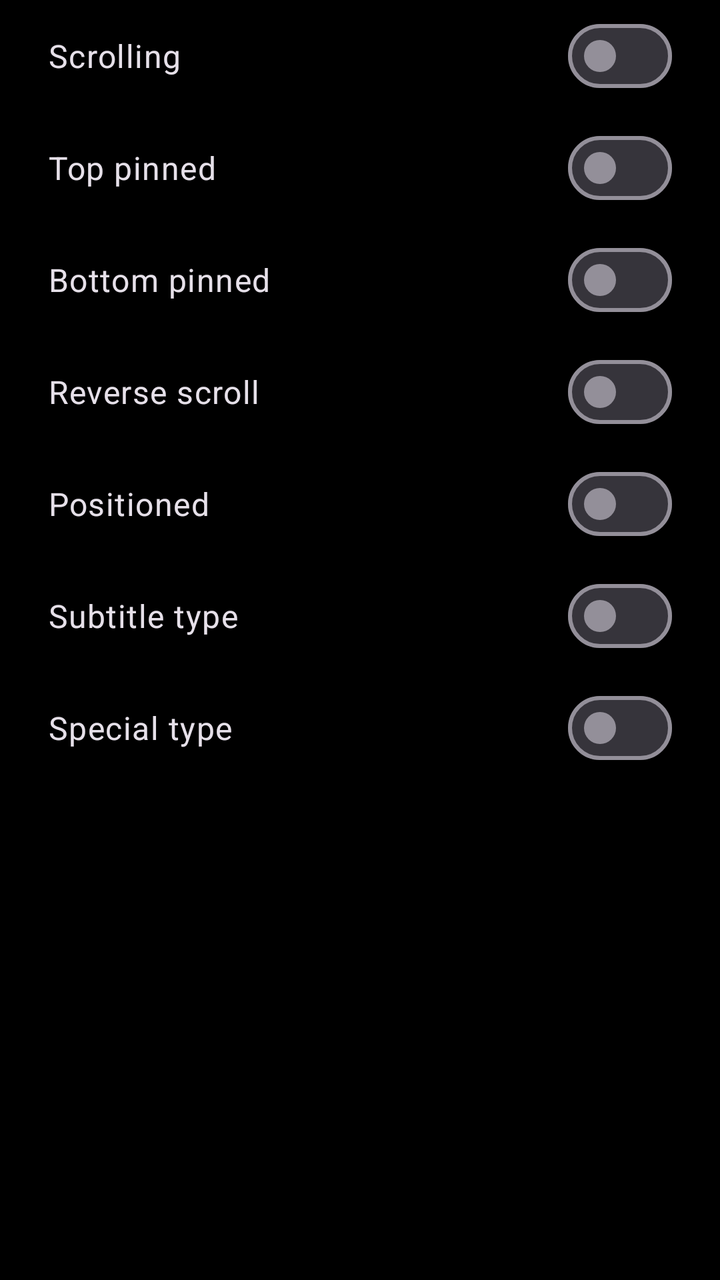
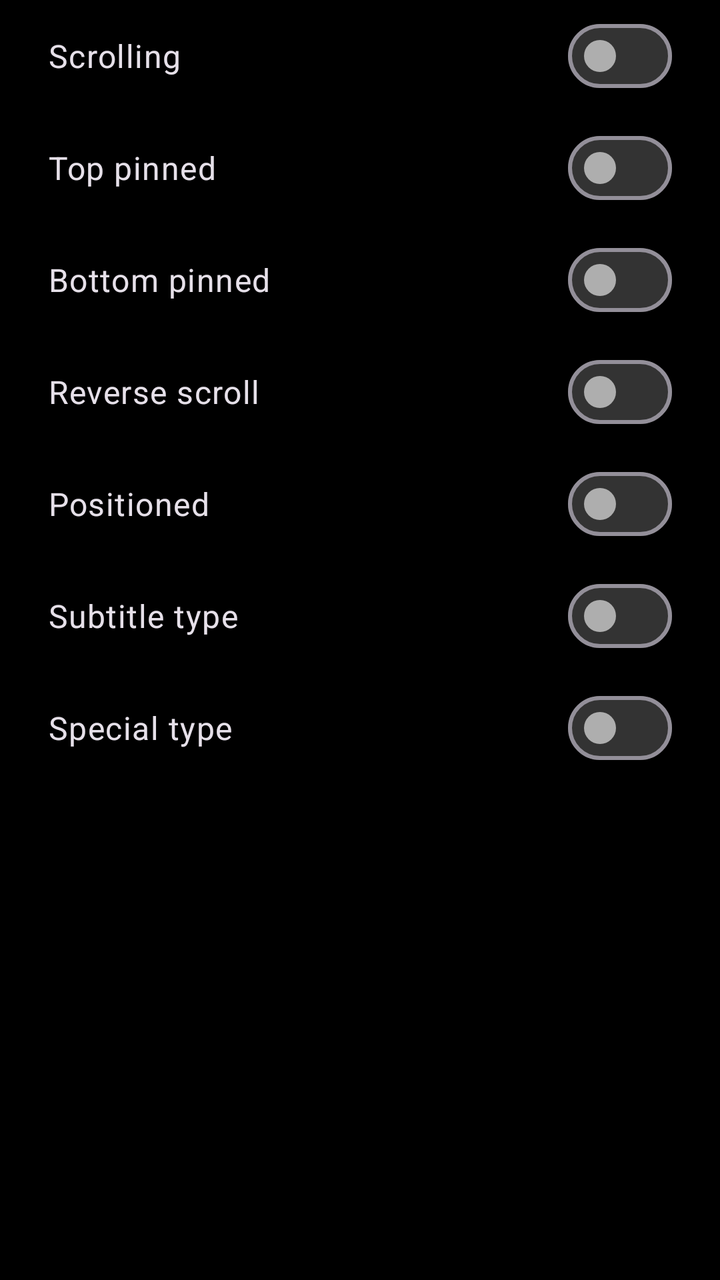

An Android layout rendered at two revisions. The XML below is the earlier revision; the diff shows what the commit changed to produce the second picture.
<!-- AndroidManifest.xml: application theme Theme.App -->
<!-- res/layout/view_danmaku_display.xml -->
<?xml version="1.0" encoding="utf-8"?>
<androidx.appcompat.widget.LinearLayoutCompat xmlns:android="http://schemas.android.com/apk/res/android"
    android:layout_width="match_parent"
    android:layout_height="wrap_content"
    android:orientation="vertical">

    <androidx.appcompat.widget.LinearLayoutCompat
        android:layout_width="match_parent"
        android:layout_height="wrap_content"
        android:gravity="center_vertical"
        android:orientation="horizontal"
        android:paddingHorizontal="24dp"
        android:paddingVertical="4dp">

        <com.google.android.material.textview.MaterialTextView
            android:layout_width="0dp"
            android:layout_height="wrap_content"
            android:layout_weight="1"
            android:text="@string/danmaku_show_scroll"
            android:textAppearance="?attr/textAppearanceBodyLarge" />

        <com.google.android.material.materialswitch.MaterialSwitch
            android:id="@+id/showScrollSwitch"
            android:layout_width="wrap_content"
            android:layout_height="wrap_content" />

    </androidx.appcompat.widget.LinearLayoutCompat>

    <androidx.appcompat.widget.LinearLayoutCompat
        android:layout_width="match_parent"
        android:layout_height="wrap_content"
        android:gravity="center_vertical"
        android:orientation="horizontal"
        android:paddingHorizontal="24dp"
        android:paddingVertical="4dp">

        <com.google.android.material.textview.MaterialTextView
            android:layout_width="0dp"
            android:layout_height="wrap_content"
            android:layout_weight="1"
            android:text="@string/danmaku_show_top"
            android:textAppearance="?attr/textAppearanceBodyLarge" />

        <com.google.android.material.materialswitch.MaterialSwitch
            android:id="@+id/showTopSwitch"
            android:layout_width="wrap_content"
            android:layout_height="wrap_content" />

    </androidx.appcompat.widget.LinearLayoutCompat>

    <androidx.appcompat.widget.LinearLayoutCompat
        android:layout_width="match_parent"
        android:layout_height="wrap_content"
        android:gravity="center_vertical"
        android:orientation="horizontal"
        android:paddingHorizontal="24dp"
        android:paddingVertical="4dp">

        <com.google.android.material.textview.MaterialTextView
            android:layout_width="0dp"
            android:layout_height="wrap_content"
            android:layout_weight="1"
            android:text="@string/danmaku_show_bottom"
            android:textAppearance="?attr/textAppearanceBodyLarge" />

        <com.google.android.material.materialswitch.MaterialSwitch
            android:id="@+id/showBottomSwitch"
            android:layout_width="wrap_content"
            android:layout_height="wrap_content" />

    </androidx.appcompat.widget.LinearLayoutCompat>

    <androidx.appcompat.widget.LinearLayoutCompat
        android:layout_width="match_parent"
        android:layout_height="wrap_content"
        android:gravity="center_vertical"
        android:orientation="horizontal"
        android:paddingHorizontal="24dp"
        android:paddingVertical="4dp">

        <com.google.android.material.textview.MaterialTextView
            android:layout_width="0dp"
            android:layout_height="wrap_content"
            android:layout_weight="1"
            android:text="@string/danmaku_show_reverse"
            android:textAppearance="?attr/textAppearanceBodyLarge" />

        <com.google.android.material.materialswitch.MaterialSwitch
            android:id="@+id/showReverseSwitch"
            android:layout_width="wrap_content"
            android:layout_height="wrap_content" />

    </androidx.appcompat.widget.LinearLayoutCompat>

    <androidx.appcompat.widget.LinearLayoutCompat
        android:layout_width="match_parent"
        android:layout_height="wrap_content"
        android:gravity="center_vertical"
        android:orientation="horizontal"
        android:paddingHorizontal="24dp"
        android:paddingVertical="4dp">

        <com.google.android.material.textview.MaterialTextView
            android:layout_width="0dp"
            android:layout_height="wrap_content"
            android:layout_weight="1"
            android:text="@string/danmaku_show_positioned"
            android:textAppearance="?attr/textAppearanceBodyLarge" />

        <com.google.android.material.materialswitch.MaterialSwitch
            android:id="@+id/showPositionedSwitch"
            android:layout_width="wrap_content"
            android:layout_height="wrap_content" />

    </androidx.appcompat.widget.LinearLayoutCompat>

    <androidx.appcompat.widget.LinearLayoutCompat
        android:layout_width="match_parent"
        android:layout_height="wrap_content"
        android:gravity="center_vertical"
        android:orientation="horizontal"
        android:paddingHorizontal="24dp"
        android:paddingVertical="4dp">

        <com.google.android.material.textview.MaterialTextView
            android:layout_width="0dp"
            android:layout_height="wrap_content"
            android:layout_weight="1"
            android:text="@string/danmaku_show_subtitle"
            android:textAppearance="?attr/textAppearanceBodyLarge" />

        <com.google.android.material.materialswitch.MaterialSwitch
            android:id="@+id/showSubtitleSwitch"
            android:layout_width="wrap_content"
            android:layout_height="wrap_content" />

    </androidx.appcompat.widget.LinearLayoutCompat>

    <androidx.appcompat.widget.LinearLayoutCompat
        android:layout_width="match_parent"
        android:layout_height="wrap_content"
        android:gravity="center_vertical"
        android:orientation="horizontal"
        android:paddingHorizontal="24dp"
        android:paddingVertical="4dp">

        <com.google.android.material.textview.MaterialTextView
            android:layout_width="0dp"
            android:layout_height="wrap_content"
            android:layout_weight="1"
            android:text="@string/danmaku_show_special"
            android:textAppearance="?attr/textAppearanceBodyLarge" />

        <com.google.android.material.materialswitch.MaterialSwitch
            android:id="@+id/showSpecialSwitch"
            android:layout_width="wrap_content"
            android:layout_height="wrap_content" />

    </androidx.appcompat.widget.LinearLayoutCompat>
</androidx.appcompat.widget.LinearLayoutCompat>
<!-- resources referenced by this layout -->
<resources>
  <string name="danmaku_show_bottom">Bottom pinned</string>
  <string name="danmaku_show_positioned">Positioned</string>
  <string name="danmaku_show_reverse">Reverse scroll</string>
  <string name="danmaku_show_scroll">Scrolling</string>
  <string name="danmaku_show_special">Special type</string>
  <string name="danmaku_show_subtitle">Subtitle type</string>
  <string name="danmaku_show_top">Top pinned</string>
  <style name="Theme.App" parent="Theme.Base" />
  <style name="Theme.Base" parent="Theme.Material3.Dark.NoActionBar">
          
          <item name="colorPrimary">@color/qbox_text</item>
          <item name="colorSurface">@color/qbox_surface</item>
          <item name="colorOnSurface">@color/qbox_text</item>
          <item name="materialAlertDialogTheme">@style/ThemeOverlay.QBox.Dialog</item>
          <item name="bottomSheetDialogTheme">@style/ThemeOverlay.QBox.Sheet</item>
          <item name="android:colorBackground">@color/qbox_bg</item>
          <item name="android:windowBackground">@color/qbox_bg</item>
          <item name="android:windowFullscreen">true</item>
          <item name="android:windowTranslucentStatus">true</item>
          <item name="android:windowTranslucentNavigation">true</item>
          <item name="android:windowAnimationStyle">@style/NoAnim</item>
          <item name="android:fontFamily">sans-serif</item>
      </style>
  <color name="qbox_text">#FFFFFF</color>
  <color name="qbox_surface">#17171C</color>
  <style name="ThemeOverlay.QBox.Dialog" parent="ThemeOverlay.Material3.MaterialAlertDialog">
          <item name="colorSurface">@color/qbox_surface</item>
          <item name="colorSurfaceContainerHigh">@color/qbox_surface</item>
          <item name="colorSurfaceContainer">@color/qbox_surface</item>
          <item name="elevationOverlayEnabled">false</item>
      </style>
  <style name="ThemeOverlay.QBox.Sheet" parent="ThemeOverlay.Material3.BottomSheetDialog">
          <item name="colorSurface">@color/qbox_surface</item>
          <item name="colorSurfaceContainerHigh">@color/qbox_surface</item>
          <item name="colorSurfaceContainer">@color/qbox_surface</item>
          <item name="elevationOverlayEnabled">false</item>
          <item name="bottomSheetStyle">@style/QBox.BottomSheet</item>
          <item name="android:windowAnimationStyle">@style/QBox.PanelAnim</item>
      </style>
  <color name="qbox_bg">#000000</color>
  <style name="NoAnim">
          <item name="android:activityOpenEnterAnimation">@null</item>
          <item name="android:activityOpenExitAnimation">@null</item>
          <item name="android:activityCloseEnterAnimation">@null</item>
          <item name="android:activityCloseExitAnimation">@null</item>
      </style>
  <style name="QBox.BottomSheet" parent="Widget.Material3.BottomSheet">
          <item name="marginLeftSystemWindowInsets">false</item>
          <item name="marginRightSystemWindowInsets">false</item>
          <item name="marginTopSystemWindowInsets">false</item>
      </style>
  <style name="QBox.PanelAnim" parent="android:Animation.Dialog" />
</resources>

<!-- the commit's change to res/layout/view_danmaku_display.xml (unified diff, before → after) -->
@@ -1,5 +1,6 @@
 <?xml version="1.0" encoding="utf-8"?>
 <androidx.appcompat.widget.LinearLayoutCompat xmlns:android="http://schemas.android.com/apk/res/android"
+    xmlns:app="http://schemas.android.com/apk/res-auto"
     android:layout_width="match_parent"
     android:layout_height="wrap_content"
     android:orientation="vertical">
@@ -20,6 +21,7 @@
             android:textAppearance="?attr/textAppearanceBodyLarge" />
 
         <com.google.android.material.materialswitch.MaterialSwitch
+        app:thumbTint="@color/switch_thumb" app:trackTint="@color/switch_track"
             android:id="@+id/showScrollSwitch"
             android:layout_width="wrap_content"
             android:layout_height="wrap_content" />
@@ -42,6 +44,7 @@
             android:textAppearance="?attr/textAppearanceBodyLarge" />
 
         <com.google.android.material.materialswitch.MaterialSwitch
+        app:thumbTint="@color/switch_thumb" app:trackTint="@color/switch_track"
             android:id="@+id/showTopSwitch"
             android:layout_width="wrap_content"
             android:layout_height="wrap_content" />
@@ -64,6 +67,7 @@
             android:textAppearance="?attr/textAppearanceBodyLarge" />
 
         <com.google.android.material.materialswitch.MaterialSwitch
+        app:thumbTint="@color/switch_thumb" app:trackTint="@color/switch_track"
             android:id="@+id/showBottomSwitch"
             android:layout_width="wrap_content"
             android:layout_height="wrap_content" />
@@ -86,6 +90,7 @@
             android:textAppearance="?attr/textAppearanceBodyLarge" />
 
         <com.google.android.material.materialswitch.MaterialSwitch
+        app:thumbTint="@color/switch_thumb" app:trackTint="@color/switch_track"
             android:id="@+id/showReverseSwitch"
             android:layout_width="wrap_content"
             android:layout_height="wrap_content" />
@@ -108,6 +113,7 @@
             android:textAppearance="?attr/textAppearanceBodyLarge" />
 
         <com.google.android.material.materialswitch.MaterialSwitch
+        app:thumbTint="@color/switch_thumb" app:trackTint="@color/switch_track"
             android:id="@+id/showPositionedSwitch"
             android:layout_width="wrap_content"
             android:layout_height="wrap_content" />
@@ -130,6 +136,7 @@
             android:textAppearance="?attr/textAppearanceBodyLarge" />
 
         <com.google.android.material.materialswitch.MaterialSwitch
+        app:thumbTint="@color/switch_thumb" app:trackTint="@color/switch_track"
             android:id="@+id/showSubtitleSwitch"
             android:layout_width="wrap_content"
             android:layout_height="wrap_content" />
@@ -152,6 +159,7 @@
             android:textAppearance="?attr/textAppearanceBodyLarge" />
 
         <com.google.android.material.materialswitch.MaterialSwitch
+        app:thumbTint="@color/switch_thumb" app:trackTint="@color/switch_track"
             android:id="@+id/showSpecialSwitch"
             android:layout_width="wrap_content"
             android:layout_height="wrap_content" />
